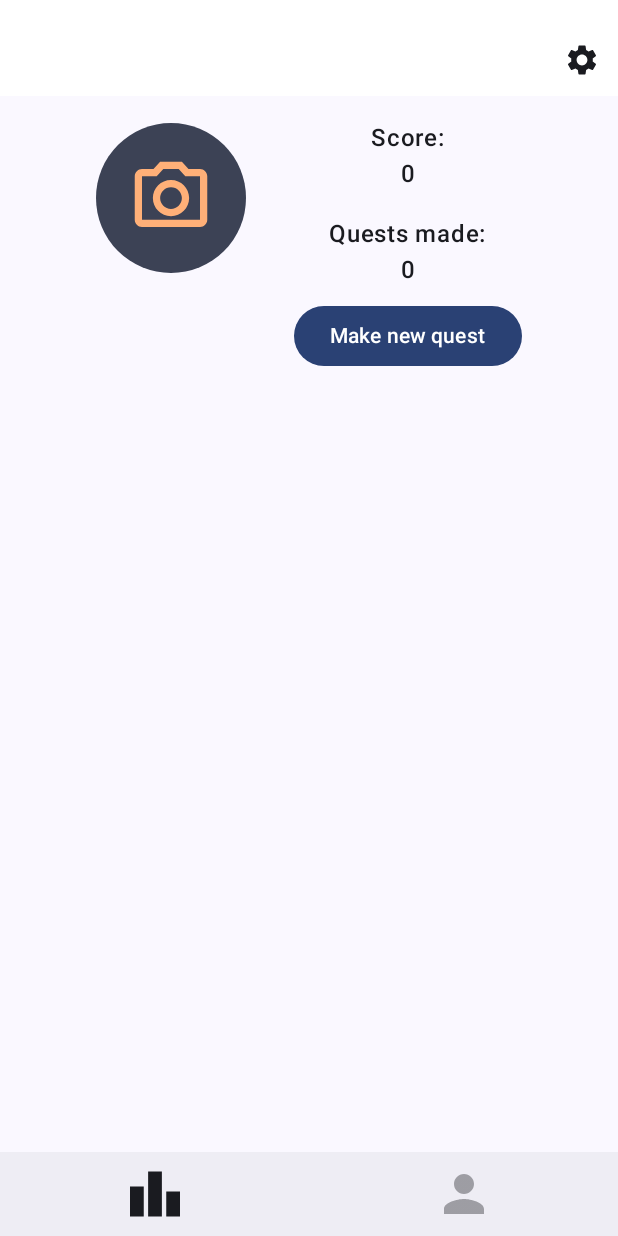
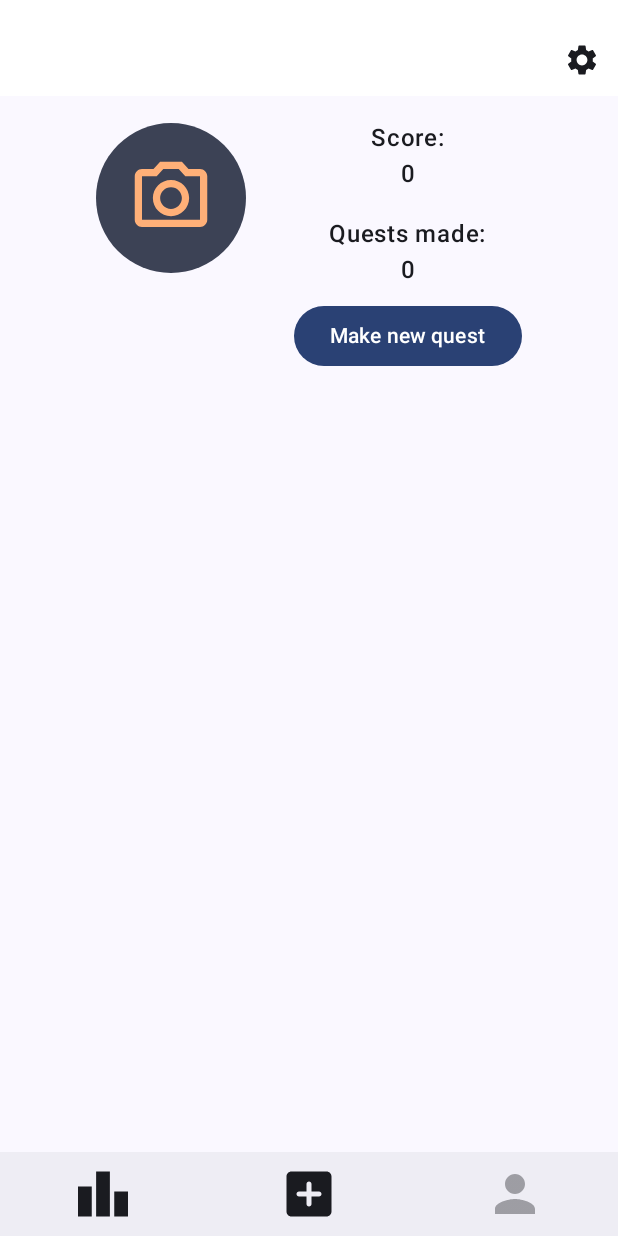
Before and after one commit to Mihajlo-Milanovic/PhotoQuest, an Android app built with Jetpack Compose: the ProfileScreen screen opened through its navigation route, on a phone screen of 412 x 824 dp. Run offline under Robolectric (Android 15) with nearby library versions, the phone set to English and light mode, and no system bars; our stand-ins replace Firebase (no records; nobody signed in at launch, a user with empty details on screens opened directly); 1 statement that could not run was skipped.

Commit message:
Navigation bar minor improvements

```diff
--- a/app/src/main/java/com/example/photoquest/MainActivity.kt
+++ b/app/src/main/java/com/example/photoquest/MainActivity.kt
@@ -10,6 +10,7 @@ import androidx.navigation.compose.NavHost
 import androidx.navigation.compose.composable
 import androidx.navigation.compose.dialog
 import androidx.navigation.compose.rememberNavController
+import com.example.photoquest.ui.screens.leaderboard.LeaderboardScreen
 import com.example.photoquest.ui.screens.logIn.LogInScreen
 import com.example.photoquest.ui.screens.makeQuest.MakeQuestScreen
 import com.example.photoquest.ui.screens.profile.ProfilePictureFullSize
@@ -42,8 +43,10 @@ fun PhotoQuestApp() {
         composable(Screens.LOG_IN.name) { LogInScreen(navController = navController) }
         composable(Screens.SIGN_UP.name) { SignUpScreen(navController = navController) }
         composable(Screens.PROFILE.name) { ProfileScreen(navController = navController) }
+        dialog(Screens.PROFILE_PICTURE.name) { ProfilePictureFullSize(navController = navController) }
         composable(Screens.MAKE_QUEST.name) { MakeQuestScreen(navController = navController) }
-        dialog(Screens.PROFILE_PICTURE.name) { ProfilePictureFullSize(navController = navController) }
+        composable(Screens.LEADERBOARD.name) { LeaderboardScreen(navController = navController) }
+
     }
 }
 
--- a/app/src/main/java/com/example/photoquest/ui/components/bottomBar/NavBar.kt
+++ b/app/src/main/java/com/example/photoquest/ui/components/bottomBar/NavBar.kt
@@ -28,6 +28,8 @@ import com.example.photoquest.ui.theme.PhotoQuestTheme
 fun NavBar(navController: NavController) {
 
     val vm = NavBarViewModel.getInstance()
+    if (vm.navController == null)
+        vm.setNavCtrl(navController)
 
     NavigationBar(
         modifier = Modifier
@@ -47,6 +49,13 @@ fun NavBar(navController: NavController) {
                 vm = vm,
                 iconId = R.drawable.baseline_leaderboard,
                 navigateTo = Screens.LEADERBOARD,
+            )
+
+            //Make quest
+            NavButton(
+                vm = vm,
+                iconId = R.drawable.round_add_box_24,
+                navigateTo = Screens.MAKE_QUEST,
             )
 
             //Profile Button
--- a/app/src/main/java/com/example/photoquest/ui/components/bottomBar/NavBarViewModel.kt
+++ b/app/src/main/java/com/example/photoquest/ui/components/bottomBar/NavBarViewModel.kt
@@ -1,9 +1,11 @@
 package com.example.photoquest.ui.components.bottomBar
 
 import androidx.compose.runtime.mutableStateOf
+import androidx.navigation.NavController
 import com.example.photoquest.Screens
+import com.example.photoquest.ui.screens.auxiliary.NavExtender
 
-class NavBarViewModel private constructor() {
+class NavBarViewModel private constructor() : NavExtender {
 
     companion object {
         private var INSTANCE: NavBarViewModel? = null
@@ -16,10 +18,14 @@ class NavBarViewModel private constructor() {
         }
     }
 
+    override var navController: NavController? = null
+
     private val currentScreen = mutableStateOf(Screens.PROFILE)
 
     fun navigateToScreen(screen: Screens) {
-
+        if (!navController?.popBackStack(screen.name, false)!!)
+            navController?.navigate(screen.name)
+        currentScreen.value = screen
     }
 
     fun selected(screen: Screens): Boolean {
--- a/app/src/main/java/com/example/photoquest/ui/screens/profile/ProfileScreen.kt
+++ b/app/src/main/java/com/example/photoquest/ui/screens/profile/ProfileScreen.kt
@@ -1,5 +1,6 @@
 package com.example.photoquest.ui.screens.profile
 
+import android.content.res.Configuration
 import android.util.Log
 import androidx.compose.foundation.Image
 import androidx.compose.foundation.background
@@ -34,15 +35,17 @@ import androidx.compose.ui.Alignment
 import androidx.compose.ui.Modifier
 import androidx.compose.ui.draw.clip
 import androidx.compose.ui.graphics.Color
-import androidx.compose.ui.layout.ContentScale
+import androidx.compose.ui.platform.LocalContext
 import androidx.compose.ui.res.painterResource
 import androidx.compose.ui.res.stringResource
 import androidx.compose.ui.text.font.FontStyle
 import androidx.compose.ui.text.font.FontWeight
+import androidx.compose.ui.tooling.preview.Preview
 import androidx.compose.ui.unit.dp
 import androidx.navigation.NavController
 import com.example.photoquest.R
 import com.example.photoquest.ui.components.bottomBar.NavBar
+import com.example.photoquest.ui.theme.PhotoQuestTheme
 
 @Composable
 fun ProfileScreen(
@@ -53,7 +56,7 @@ fun ProfileScreen(
 
     val vm = ProfileScreenViewModel.getInstance()
     if (vm.navController == null)
-        vm.setNavController(navController)
+        vm.setNavCtrl(navController)
 
     Scaffold(
         modifier = Modifier
@@ -277,7 +280,6 @@ fun ProfileScreenOptionsToggle(
 
 }
 
-
 @Composable
 fun ProfilePicture(vm: ProfileScreenViewModel, modifier: Modifier) {
 
@@ -285,26 +287,15 @@ fun ProfilePicture(vm: ProfileScreenViewModel, modifier: Modifier) {
         modifier = modifier
             .clip(CircleShape)
             .background(MaterialTheme.colorScheme.secondary)
-            //.border(5.dp, Color.Black)
-            .size(100.dp)
-            .clickable { vm.isFullScreen.value = false }, // Click outside to exit full screen
+            .size(100.dp),
         contentAlignment = Alignment.Center
     ) {
-        val sizeModifier = if (vm.isFullScreen.value) {
-            Modifier
-                .fillMaxSize()
-                .background(Color.Black) // Background for fullscreen mode
-        } else {
-            Modifier
-                .size(100.dp) // Initial small size
-        }
 
         Image(
             painter = painterResource(id = R.drawable.ic_launcher_orange_camera_foreground),
-            contentDescription = "Expandable Image",
-            modifier = sizeModifier
+            contentDescription = "Profile picture",
+            modifier = Modifier
                 .clickable { vm.zoomProfilePicture() },
-            contentScale = if (vm.isFullScreen.value) ContentScale.Fit else ContentScale.Crop
         )
     }
 }
@@ -315,7 +306,7 @@ fun ProfilePictureFullSize(navController: NavController) {
         modifier = Modifier
             .fillMaxSize()
             .background(MaterialTheme.colorScheme.background.copy(alpha = 0.0f))
-            .clickable { navController.popBackStack() }, // Click outside to exit full screen
+            .clickable { navController.popBackStack() },
         contentAlignment = Alignment.Center
     ) {
         Image(
@@ -327,11 +318,15 @@ fun ProfilePictureFullSize(navController: NavController) {
     }
 }
 
-//@Preview(name = "LightTheme", showBackground = true)
-//@Preview(name = "DarkTheme", uiMode = UI_MODE_NIGHT_YES, showBackground = true)
-//@Composable
-//fun ProfileScreenPreview() {
-//    PhotoQuestTheme {
-//        ProfileScreen(navController = NavController(context = LocalContext.current))
-//    }
-//}
+@Preview(name = "LightTheme", showBackground = true)
+@Preview(
+    name = "DarkTheme",
+    uiMode = Configuration.UI_MODE_NIGHT_NO or Configuration.UI_MODE_TYPE_NORMAL,
+    showBackground = true
+)
+@Composable
+fun ProfileScreenPreview() {
+    PhotoQuestTheme {
+        ProfileScreen(navController = NavController(context = LocalContext.current))
+    }
+}
--- a/app/src/main/java/com/example/photoquest/ui/screens/profile/ProfileScreenViewModel.kt
+++ b/app/src/main/java/com/example/photoquest/ui/screens/profile/ProfileScreenViewModel.kt
@@ -10,15 +10,13 @@ import com.example.photoquest.services.QuestDbAPI
 import com.example.photoquest.services.UserDbAPI
 import com.example.photoquest.services.currentUserUid
 import com.example.photoquest.services.signUserOut
+import com.example.photoquest.ui.screens.auxiliary.NavExtender
 import kotlinx.coroutines.Dispatchers
 import kotlinx.coroutines.coroutineScope
 import kotlinx.coroutines.launch
 import kotlinx.coroutines.runBlocking
 
-class ProfileScreenViewModel private constructor() : ViewModel() {
-
-    var navController: NavController? = null
-        private set
+class ProfileScreenViewModel private constructor() : ViewModel(), NavExtender {
 
     companion object {
 
@@ -38,6 +36,8 @@ class ProfileScreenViewModel private constructor() : ViewModel() {
         }
     }
 
+    override var navController: NavController? = null
+
     val displayedUser = mutableStateOf(User(pictureURL = "?"))
     var usersQuests = emptyList<Quest>()
         private set
@@ -46,10 +46,6 @@ class ProfileScreenViewModel private constructor() : ViewModel() {
     val userLoaded = mutableStateOf(false)
     val usersQuestsLoaded = mutableStateOf(true)
 
-
-    fun setNavController(navController: NavController) {
-        this.navController = navController
-    }
 
     suspend fun getUsersInfo() = coroutineScope {
 
--- /dev/null
+++ b/app/src/main/res/drawable/round_add_box_24.xml
@@ -0,0 +1,5 @@
+<vector xmlns:android="http://schemas.android.com/apk/res/android" android:height="24dp" android:tint="#000000" android:viewportHeight="24" android:viewportWidth="24" android:width="24dp">
+
+    <path android:fillColor="@android:color/white" android:pathData="M19,3L5,3c-1.11,0 -2,0.9 -2,2v14c0,1.1 0.89,2 2,2h14c1.1,0 2,-0.9 2,-2L21,5c0,-1.1 -0.9,-2 -2,-2zM16,13h-3v3c0,0.55 -0.45,1 -1,1s-1,-0.45 -1,-1v-3L8,13c-0.55,0 -1,-0.45 -1,-1s0.45,-1 1,-1h3L11,8c0,-0.55 0.45,-1 1,-1s1,0.45 1,1v3h3c0.55,0 1,0.45 1,1s-0.45,1 -1,1z"/>
+
+</vector>
--- a/gradle/libs.versions.toml
+++ b/gradle/libs.versions.toml
@@ -14,6 +14,7 @@ firebaseAuth = "23.0.0"
 firebaseFirestore = "25.0.0"
 navigationCompose = "2.8.3"
 playServicesLocation = "21.3.0"
+material3Android = "1.3.1"
 
 [libraries]
 androidx-core-ktx = { group = "androidx.core", name = "core-ktx", version.ref = "coreKtx" }
@@ -35,6 +36,7 @@ firebase-auth = { group = "com.google.firebase", name = "firebase-auth", version
 firebase-firestore = { group = "com.google.firebase", name = "firebase-firestore", version.ref = "firebaseFirestore" }
 androidx-navigation-compose = { group = "androidx.navigation", name = "navigation-compose", version.ref = "navigationCompose" }
 play-services-location = { module = "com.google.android.gms:play-services-location", version.ref = "playServicesLocation" }
+androidx-material3-android = { group = "androidx.compose.material3", name = "material3-android", version.ref = "material3Android" }
 
 [plugins]
 android-application = { id = "com.android.application", version.ref = "agp" }
```
Also changed, not shown: app/src/main/java/com/example/photoquest/ui/screens/auxiliary/NavExtender.kt (added, +12 -0 lines), app/src/main/java/com/example/photoquest/ui/screens/leaderboard/LeaderbardScreen.kt (added, +26 -0 lines), app/src/main/java/com/example/photoquest/ui/screens/leaderboard/LeaderboardScreenViewModel.kt (added, +21 -0 lines).
